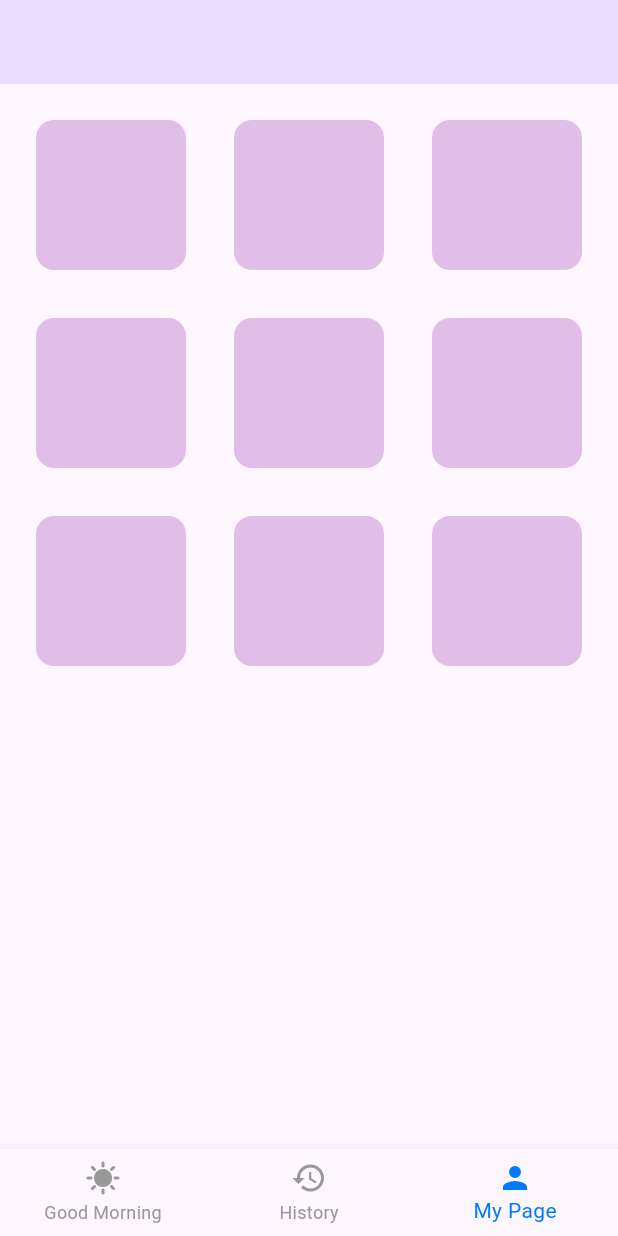
After one commit to idealinsane/GoodMorning_Frontend, a Flutter app: the HomePage screen opened directly, on a phone screen of 412 x 824 dp. The commit adds this screen. Run offline on Flutter 3.47's test engine with Material 3 defaults, Android fonts, the phone set to English and light mode, and no system bars; our stand-ins replace firebase_auth, firebase_core, google_sign_in; accounts and stored records are empty; generated files the repository leaves out were written again.

Commit message:
유저 페이지

```diff
--- /dev/null
+++ b/lib/pages/setting.dart
@@ -0,0 +1,92 @@
+import 'package:firebase_auth/firebase_auth.dart';
+import 'package:flutter/material.dart';
+import 'package:good_morning/layout/default_layout.dart';
+import 'package:google_sign_in/google_sign_in.dart';
+
+import 'package:flutter/material.dart';
+
+void main() {
+  runApp(const MyApp());
+}
+
+class MyApp extends StatelessWidget {
+  const MyApp({super.key});
+
+  @override
+  Widget build(BuildContext context) {
+    return MaterialApp(
+      title: 'My Page UI',
+      debugShowCheckedModeBanner: false,
+      home: const HomePage(),
+    );
+  }
+}
+
+class HomePage extends StatefulWidget {
+  const HomePage({super.key});
+
+  @override
+  State<HomePage> createState() => _HomePageState();
+}
+
+class _HomePageState extends State<HomePage> {
+  int _selectedIndex = 2;
+
+  @override
+  Widget build(BuildContext context) {
+    return Scaffold(
+      backgroundColor: const Color(0xFFFEF7FF),
+      appBar: AppBar(
+        backgroundColor: const Color(0xFFEADDFF),
+        centerTitle: true,
+        title: const CircleAvatar(
+          radius: 60,
+          backgroundColor: Color(0xFFEADDFF),
+        ),
+        elevation: 0,
+      ),
+      body: Padding(
+        padding: const EdgeInsets.all(24.0),
+        child: GridView.count(
+          crossAxisCount: 3,
+          mainAxisSpacing: 32,
+          crossAxisSpacing: 32,
+          children: List.generate(9, (index) {
+            return Container(
+              width: 48,
+              height: 48,
+              decoration: BoxDecoration(
+                color: Colors.purple.shade100,
+                borderRadius: BorderRadius.circular(12),
+              ),
+            );
+          }),
+        ),
+      ),
+      bottomNavigationBar: BottomNavigationBar(
+        currentIndex: _selectedIndex,
+        selectedItemColor: const Color(0xFF007AFF),
+        unselectedItemColor: const Color(0xFF999999),
+        onTap: (index) {
+          setState(() {
+            _selectedIndex = index;
+          });
+        },
+        items: const [
+          BottomNavigationBarItem(
+            icon: Icon(Icons.sunny),
+            label: 'Good Morning',
+          ),
+          BottomNavigationBarItem(
+            icon: Icon(Icons.history),
+            label: 'History',
+          ),
+          BottomNavigationBarItem(
+            icon: Icon(Icons.person),
+            label: 'My Page',
+          ),
+        ],
+      ),
+    );
+  }
+}
```
Also changed, not shown: lib/pages/login_page.dart (+21 -2 lines), lib/pages/user_page.dart (added, +56 -0 lines).
